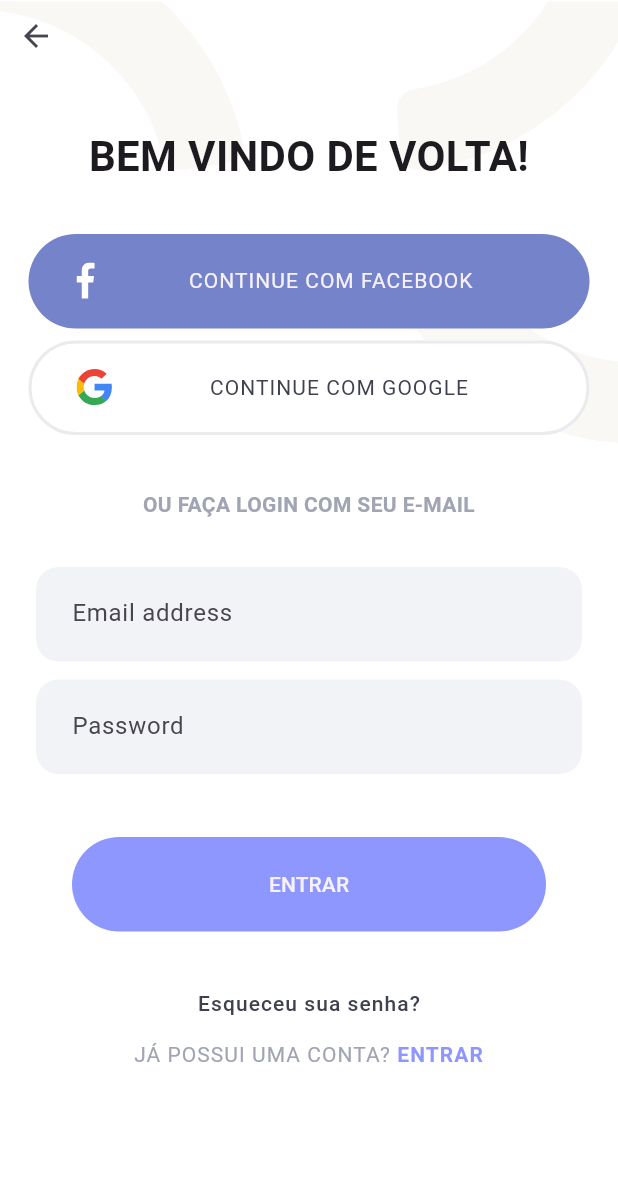
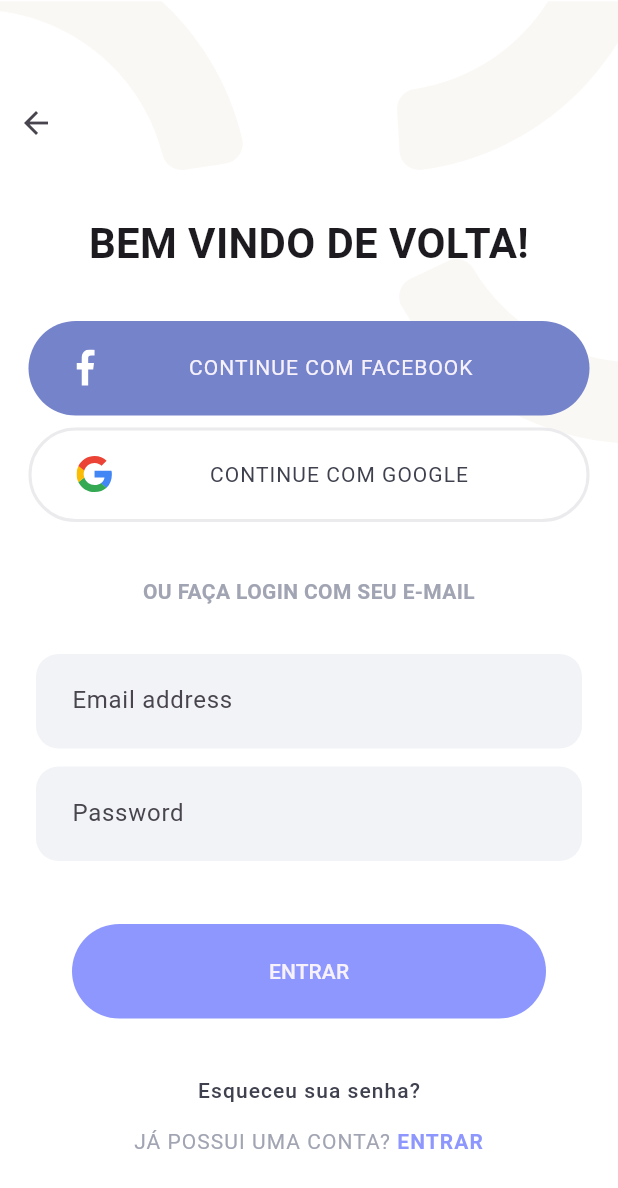
Before and after one commit to JoseCardoso-dev/matc89, a Flutter app: the screen it shows after launch, after a tap on "COMEÇAR", on a phone screen of 412 x 824 dp. Shown: the top 1188 px of the screen. Run offline on Flutter 3.47's test engine with Material 3 defaults, Android fonts, the phone set to English and light mode, and no system bars; our stand-ins replace audio_video_progress_bar, cached_network_image, camera, flutter_svg, just_audio, just_audio_background and 3 more; Roboto replaces fonts that are missing (Alexandria).

Commit message:
feat: ajuste area view

```diff
--- a/app-lua-mobile/lib/app/modules/login/view/login_view.dart
+++ b/app-lua-mobile/lib/app/modules/login/view/login_view.dart
@@ -22,8 +22,7 @@ class _LoginViewState extends State<LoginView> {
   Widget build(BuildContext context) {
     return Scaffold(
       backgroundColor: Color(0xffFFFFFF),
-      body: SafeArea(
-        child: SizedBox.expand(
+      body: SizedBox.expand(
         child: Stack(
           children: [
             SvgPicture.asset('assets/login/part_view_one.svg'),
@@ -31,6 +30,7 @@ class _LoginViewState extends State<LoginView> {
             Column(
               spacing: 8,
               children: [
+                const SizedBox(height: 50),
                 const Align(
                   alignment: Alignment.centerLeft,
                   child: BackButton(),
@@ -230,7 +230,6 @@ class _LoginViewState extends State<LoginView> {
           ],
         ),
       ),
-      ),
     );
   }
 }
--- a/app-lua-mobile/lib/app/modules/onboarding/view/onboarding_view.dart
+++ b/app-lua-mobile/lib/app/modules/onboarding/view/onboarding_view.dart
@@ -18,8 +18,7 @@ class _OnboardingViewState extends State<OnboardingView> {
   Widget build(BuildContext context) {
     return Scaffold(
       backgroundColor: Color(0xffFFFFFF),
-      body: SafeArea(
-        child: Column(
+      body: Column(
         spacing: 16,
         children: [
           SizedBox(
@@ -116,7 +115,6 @@ class _OnboardingViewState extends State<OnboardingView> {
           Spacer(),
         ],
       ),
-      ),
     );
   }
 }
```
Lines whose indentation alone changed are shown as unchanged.
